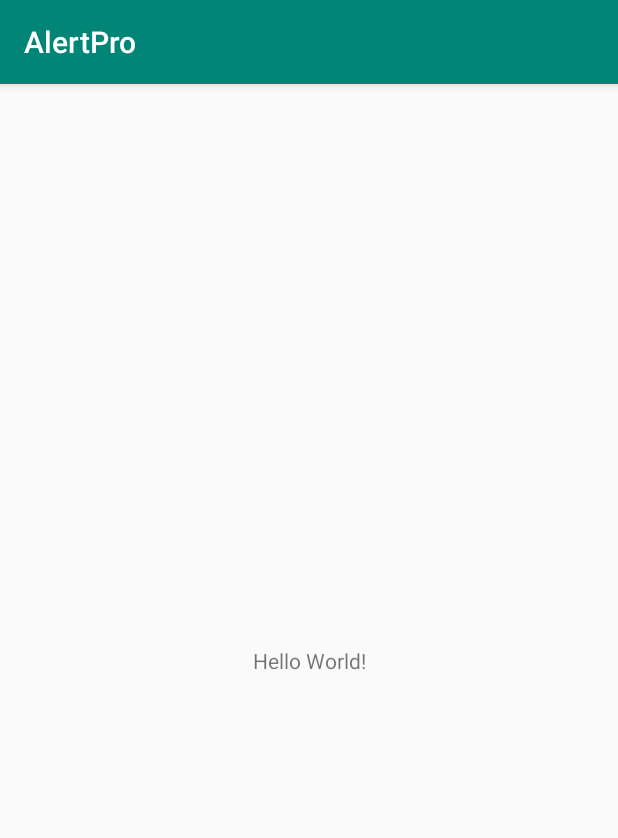
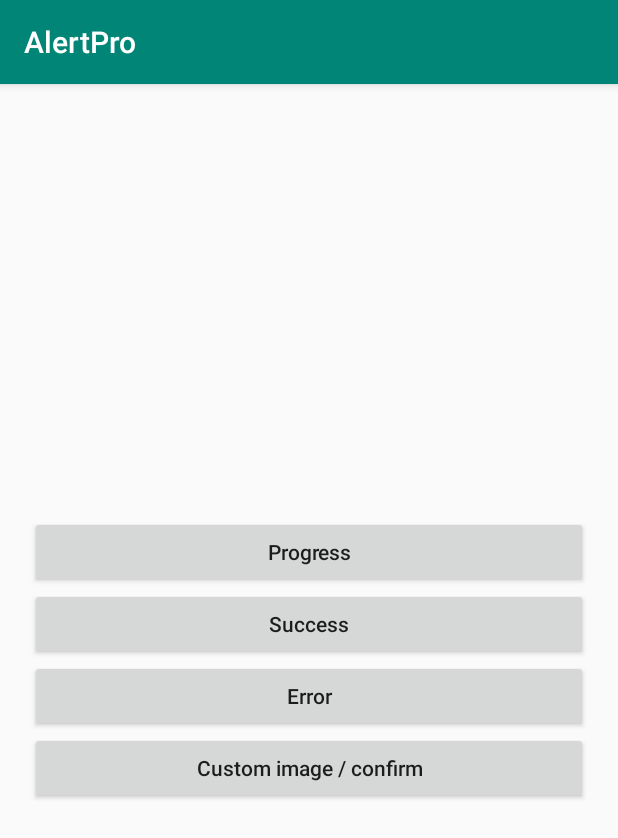
Before and after one commit to Alireza-Saeedi/MegaDialog, an Android app: the screen it shows after launch (MainActivity), on a phone screen of 412 x 824 dp. Shown: the top 838 px of the screen. Run offline under Robolectric (Android 15) with nearby library versions, the phone set to English and light mode, and no system bars.

```diff
--- a/app/src/main/res/layout/activity_main.xml
+++ b/app/src/main/res/layout/activity_main.xml
@@ -1,18 +1,41 @@
 <?xml version="1.0" encoding="utf-8"?>
-<androidx.constraintlayout.widget.ConstraintLayout xmlns:android="http://schemas.android.com/apk/res/android"
+<LinearLayout xmlns:android="http://schemas.android.com/apk/res/android"
     xmlns:app="http://schemas.android.com/apk/res-auto"
     xmlns:tools="http://schemas.android.com/tools"
     android:layout_width="match_parent"
     android:layout_height="match_parent"
+    android:gravity="center"
+    android:orientation="vertical"
+    android:paddingLeft="20dp"
+    android:paddingRight="20dp"
     tools:context=".MainActivity">
 
-    <TextView
-        android:layout_width="wrap_content"
+
+    <Button
+        android:id="@+id/Progress"
+        android:layout_width="match_parent"
+        android:textAllCaps="false"
         android:layout_height="wrap_content"
-        android:text="Hello World!"
-        app:layout_constraintBottom_toBottomOf="parent"
-        app:layout_constraintLeft_toLeftOf="parent"
-        app:layout_constraintRight_toRightOf="parent"
-        app:layout_constraintTop_toTopOf="parent" />
+        android:text="Progress" />
 
-</androidx.constraintlayout.widget.ConstraintLayout>
+    <Button
+        android:id="@+id/Success"
+        android:textAllCaps="false"
+        android:layout_width="match_parent"
+        android:layout_height="wrap_content"
+        android:text="Success" />
+
+    <Button
+        android:id="@+id/Error"
+        android:textAllCaps="false"
+        android:layout_width="match_parent"
+        android:layout_height="wrap_content"
+        android:text="Error" />
+
+    <Button
+        android:id="@+id/confirm"
+        android:layout_width="match_parent"
+        android:textAllCaps="false"
+        android:layout_height="wrap_content"
+        android:text="Custom image / confirm" />
+</LinearLayout>
--- a/megadialog/build.gradle
+++ b/megadialog/build.gradle
@@ -31,5 +31,5 @@ dependencies {
     androidTestImplementation 'androidx.test.ext:junit:1.1.1'
     androidTestImplementation 'androidx.test.espresso:espresso-core:3.2.0'
     implementation 'com.airbnb.android:lottie:2.3.0'
-    implementation 'org.jetbrains:annotations-java5:15.0'
+   // implementation 'org.jetbrains:annotations-java5:15.0'
 }
--- a/megadialog/src/main/res/drawable/error_circle.xml
+++ /dev/null
@@ -1,5 +0,0 @@
-<?xml version="1.0" encoding="utf-8"?>
-<shape android:shape="oval" xmlns:android="http://schemas.android.com/apk/res/android">
-    <solid android:color="@android:color/transparent" />
-    <stroke android:color="@color/confirmError" android:width="40dp" />
-</shape>
--- a/megadialog/src/main/res/values/colors.xml
+++ b/megadialog/src/main/res/values/colors.xml
@@ -3,5 +3,4 @@
     <color name="confirmSuccess">#37c180</color>
     <color name="confirmError">#e45253</color>
     <color name="confirmDanger">#E4BB52</color>
-
 </resources>
```
Also changed, not shown: app/src/main/java/com/alertpro/alireza/MainActivity.java (+75 -10 lines), megadialog/src/main/java/com/alertpro/megadialog/Megadialog.java (+34 -13 lines), megadialog/src/main/res/drawable/error_center_x.xml (deleted, +0 -22 lines), megadialog/src/main/res/layout/megadialog.xml (+12 -10 lines), megadialog/src/main/res/raw/error.json (deleted, +0 -1 lines), app/src/main/res/drawable/question_mark.png (added), megadialog/src/main/res/drawable/question_mark.png (added).
